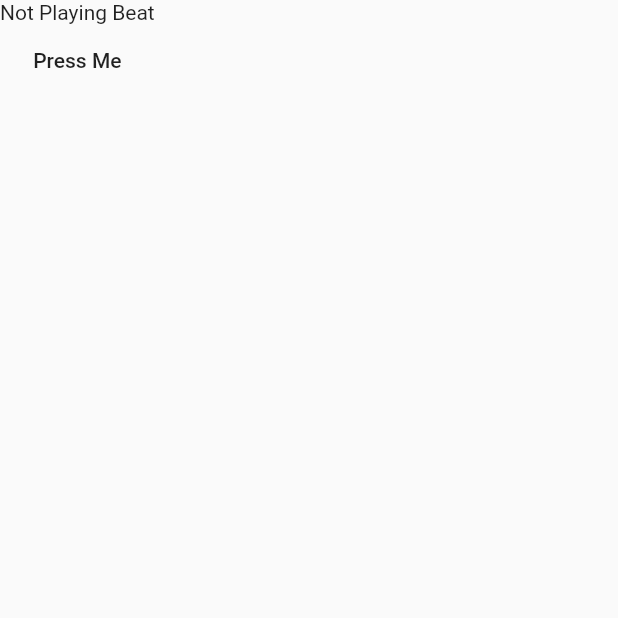
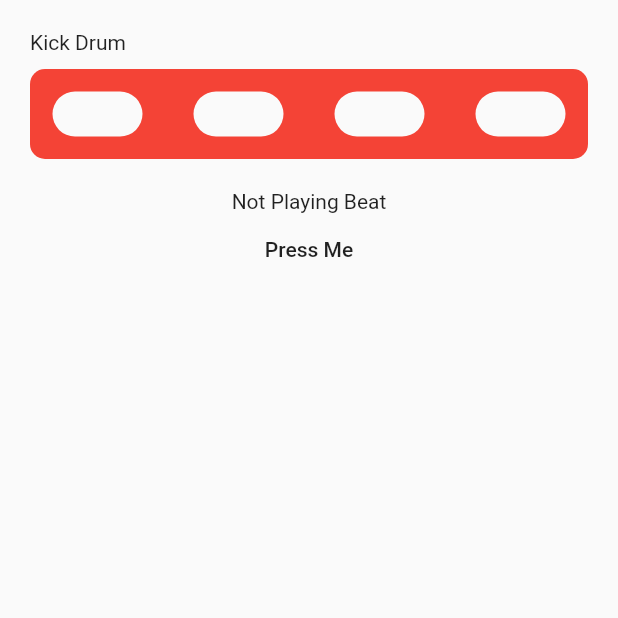
Before and after one commit to JustAnotherCharlie/FlutterSimpleBeatMaker, a Flutter app: the screen it shows after launch, on a phone screen of 412 x 824 dp, the top half of it. Run offline on Flutter 3.47's test engine with Material 2 defaults, Android fonts, the phone set to English and light mode, and no system bars.

Commit message:
[FSBM] - Create BeatControllerWidget base class

```diff
--- a/lib/views/dashboard_view.dart
+++ b/lib/views/dashboard_view.dart
@@ -1,4 +1,5 @@
 import 'package:flutter/material.dart';
+import 'package:workshop/widgets/beat_controller_widget.dart';
 
 // Our main view (The Dashboard) extends from the StatefulWidget class since
 // we are going to be managing our app state from within here.
@@ -33,6 +34,7 @@ class DashboardViewState extends State<DashboardView> {
   Widget build(BuildContext context) {
     return Column(
       children: [
+        BeatControllerWidget(label: "Kick Drum"),
         Text(beatPlaying ? "Playing Beat" : "Not Playing Beat"),
         MaterialButton(
           onPressed: _onMainButtonClick,
--- /dev/null
+++ b/lib/widgets/beat_controller_widget.dart
@@ -0,0 +1,73 @@
+import 'package:flutter/material.dart';
+
+// Since the state of the application is been manage by our DashboardView, then
+// we can make our BeatController just a simple UI component that will get
+// rendered everytime our parent (DashboardView) updates its state.
+class BeatControllerWidget extends StatelessWidget {
+
+  // We define the required parameters for our BeatController object.
+  final String label;
+
+  const BeatControllerWidget({
+    Key? key,
+    required this.label
+  }) : super(key: key);
+
+  // Since we want to add the same note pill multiple times, we can extract
+  // portions of code to make our component a bit more modular and readable.
+  Widget _getNotePill() {
+    // To apply a borderRadius with flutter we can use the BorderRadius class
+    // which receives a Radius object which applies a shape modifier with a
+    // radius value.
+    const borderRadius = BorderRadius.all(Radius.circular(20));
+
+    // Not every Widget within flutter have the same properties, things like
+    // padding, margin, radius are available only to a selected amount
+    // of widgets.
+    return Material(
+      borderRadius: borderRadius,
+      child: InkWell(
+        borderRadius: borderRadius,
+        onTap: () {},
+        child: const SizedBox(
+          height: 30,
+          width: 60,
+        ),
+      ),
+    );
+  }
+
+  // We can control how Columns or Rows manage there children by applying
+  // a crossAxisAlignment or a mainAxisAlignment.
+  //
+  // See line 43 and 54.
+  @override
+  Widget build(BuildContext context) {
+    return Container(
+      margin: const EdgeInsets.all(20),
+      child: Column(
+        crossAxisAlignment: CrossAxisAlignment.start,
+        children: [
+          Text(label),
+          const SizedBox(height: 10),
+          Container(
+            decoration: const BoxDecoration(
+              color: Colors.red,
+              borderRadius: BorderRadius.all(Radius.circular(10))
+            ),
+            padding: const EdgeInsets.all(15),
+            child: Row(
+              mainAxisAlignment: MainAxisAlignment.spaceBetween,
+              children: [
+                _getNotePill(),
+                _getNotePill(),
+                _getNotePill(),
+                _getNotePill(),
+              ],
+            ),
+          )
+        ],
+      ),
+    );
+  }
+}
```
